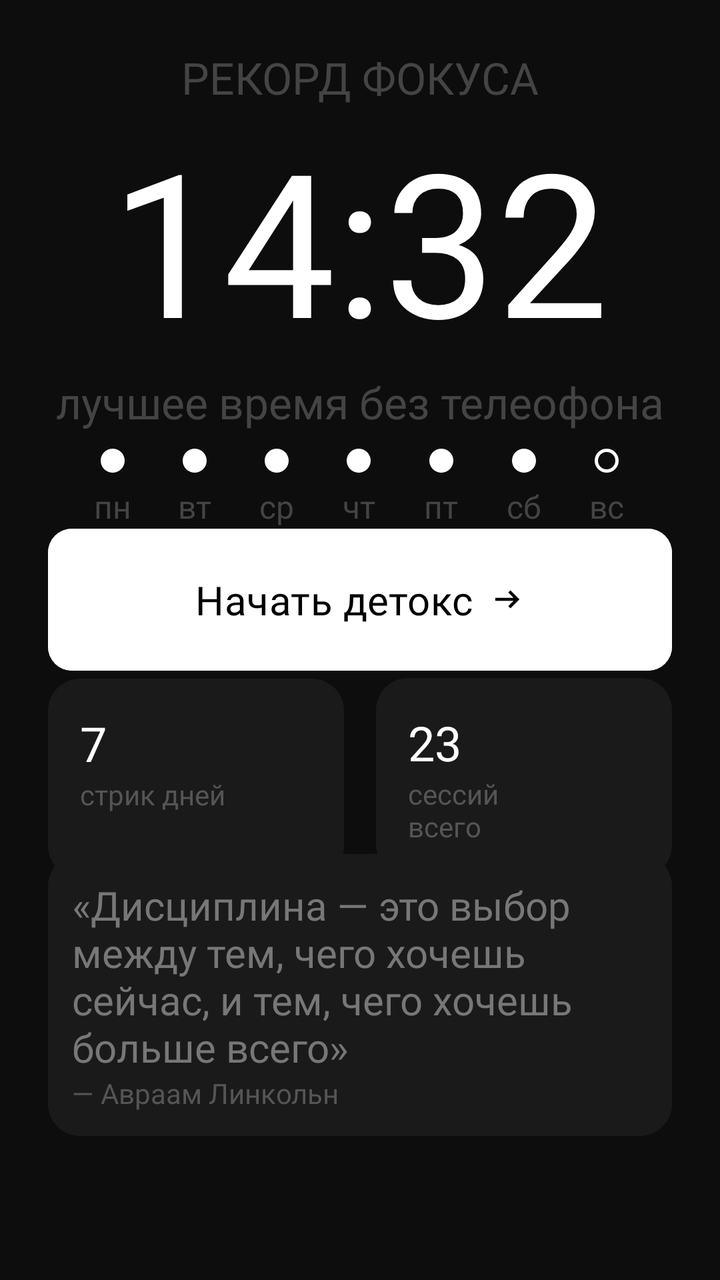
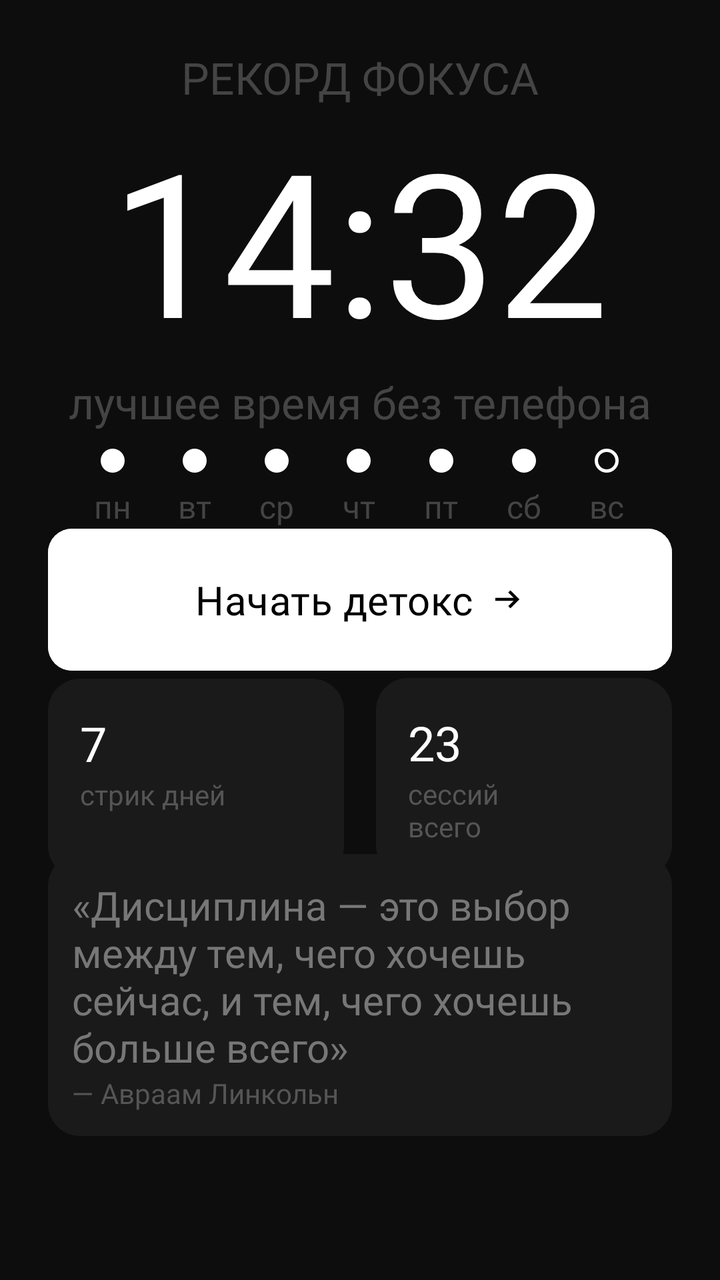

Screens rendered from an Android XML layout before and after an edit, with the pre-edit source and the edit as a unified diff.
<!-- AndroidManifest.xml: application theme Theme.BoredomFocus -->
<!-- res/layout/fragment_home.xml -->
<?xml version="1.0" encoding="utf-8"?>
<androidx.constraintlayout.widget.ConstraintLayout xmlns:android="http://schemas.android.com/apk/res/android"
    xmlns:app="http://schemas.android.com/apk/res-auto"
    xmlns:tools="http://schemas.android.com/tools"
    android:layout_width="match_parent"
    android:layout_height="match_parent"
    android:background="#0D0D0D"
    android:padding="24dp"
    tools:context=".ui.HomeFragment">

    <TextView
        android:id="@+id/tvStreak1"
        android:layout_width="wrap_content"
        android:layout_height="wrap_content"
        android:fontFamily="@font/inter_medium"
        android:text="рекорд фокуса"
        android:textAllCaps="true"
        android:textColor="#444444"
        android:textSize="22sp"
        app:layout_constraintBottom_toTopOf="@+id/tvStreak2"
        app:layout_constraintEnd_toEndOf="parent"
        app:layout_constraintHorizontal_bias="0.5"
        app:layout_constraintStart_toStartOf="parent"
        app:layout_constraintTop_toTopOf="parent" />

    <TextView
        android:id="@+id/tvStreak2"
        android:layout_width="wrap_content"
        android:layout_height="wrap_content"
        android:fontFamily="@font/inter_bold"
        android:text="14:32"
        android:textColor="@color/white"
        android:textSize="100sp"
        app:layout_constraintBottom_toTopOf="@+id/tvStreak3"
        app:layout_constraintEnd_toEndOf="parent"
        app:layout_constraintHorizontal_bias="0.5"
        app:layout_constraintStart_toStartOf="parent"
        app:layout_constraintTop_toBottomOf="@+id/tvStreak1" />

    <TextView
        android:id="@+id/tvStreak3"
        android:layout_width="wrap_content"
        android:layout_height="wrap_content"
        android:fontFamily="@font/inter_medium"
        android:paddingBottom="12dp"
        android:text="лучшее время без телеофона"
        android:textColor="#444444"
        android:textSize="22sp"
        app:layout_constraintBottom_toTopOf="@+id/llWednesday"
        app:layout_constraintEnd_toEndOf="parent"
        app:layout_constraintHorizontal_bias="0.5"
        app:layout_constraintStart_toStartOf="parent"
        app:layout_constraintTop_toBottomOf="@+id/tvStreak2" />

    <LinearLayout
        android:id="@+id/cardWeek"
        android:layout_width="match_parent"
        android:layout_height="wrap_content"
        android:orientation="horizontal"
        android:padding="12dp"
        app:layout_constraintBottom_toTopOf="@+id/line1"
        app:layout_constraintTop_toBottomOf="@+id/tvStreak3"
        tools:layout_editor_absoluteX="24dp">

        <LinearLayout
            android:layout_width="0dp"
            android:layout_height="wrap_content"
            android:layout_weight="1"
            android:gravity="center"
            android:orientation="vertical">

            <View
                android:id="@+id/viewMonday"
                android:layout_width="12dp"
                android:layout_height="12dp"
                android:background="@drawable/circle_filled" />

            <TextView
                android:layout_width="wrap_content"
                android:layout_height="wrap_content"
                android:layout_marginTop="6dp"
                android:fontFamily="@font/inter_regular"
                android:text="пн"
                android:textColor="#444444"
                android:textSize="16sp" />

        </LinearLayout>

        <LinearLayout
            android:layout_width="0dp"
            android:layout_height="wrap_content"
            android:layout_weight="1"
            android:gravity="center"
            android:orientation="vertical">

            <View
                android:id="@+id/viewTuesday"
                android:layout_width="12dp"
                android:layout_height="12dp"
                android:background="@drawable/circle_filled" />

            <TextView
                android:layout_width="wrap_content"
                android:layout_height="wrap_content"
                android:layout_marginTop="6dp"
                android:fontFamily="@font/inter_regular"
                android:text="вт"
                android:textColor="#444444"
                android:textSize="16sp" />

        </LinearLayout>

        <LinearLayout
            android:layout_width="0dp"
            android:layout_height="wrap_content"
            android:layout_weight="1"
            android:gravity="center"
            android:orientation="vertical">

            <View
                android:id="@+id/viewWednesday"
                android:layout_width="12dp"
                android:layout_height="12dp"
                android:background="@drawable/circle_filled" />

            <TextView
                android:layout_width="wrap_content"
                android:layout_height="wrap_content"
                android:layout_marginTop="6dp"
                android:fontFamily="@font/inter_regular"
                android:text="ср"
                android:textColor="#444444"
                android:textSize="16sp" />

        </LinearLayout>

        <LinearLayout
            android:layout_width="0dp"
            android:layout_height="wrap_content"
            android:layout_weight="1"
            android:gravity="center"
            android:orientation="vertical">

            <View
                android:id="@+id/viewThursday"
                android:layout_width="12dp"
                android:layout_height="12dp"
                android:background="@drawable/circle_filled" />

            <TextView
                android:layout_width="wrap_content"
                android:layout_height="wrap_content"
                android:layout_marginTop="6dp"
                android:fontFamily="@font/inter_regular"
                android:text="чт"
                android:textColor="#444444"
                android:textSize="16sp" />

        </LinearLayout>

        <LinearLayout
            android:layout_width="0dp"
            android:layout_height="wrap_content"
            android:layout_weight="1"
            android:gravity="center"
            android:orientation="vertical">

            <View
                android:id="@+id/viewFriday"
                android:layout_width="12dp"
                android:layout_height="12dp"
                android:background="@drawable/circle_filled" />

            <TextView
                android:layout_width="wrap_content"
                android:layout_height="wrap_content"
                android:layout_marginTop="6dp"
                android:fontFamily="@font/inter_regular"
                android:text="пт"
                android:textColor="#444444"
                android:textSize="16sp" />

        </LinearLayout>

        <LinearLayout
            android:layout_width="0dp"
            android:layout_height="wrap_content"
            android:layout_weight="1"
            android:gravity="center"
            android:orientation="vertical">

            <View
                android:id="@+id/viewSaturday"
                android:layout_width="12dp"
                android:layout_height="12dp"
                android:background="@drawable/circle_filled" />

            <TextView
                android:layout_width="wrap_content"
                android:layout_height="wrap_content"
                android:layout_marginTop="6dp"
                android:fontFamily="@font/inter_regular"
                android:text="сб"
                android:textColor="#444444"
                android:textSize="16sp" />

        </LinearLayout>

        <LinearLayout
            android:layout_width="0dp"
            android:layout_height="wrap_content"
            android:layout_weight="1"
            android:gravity="center"
            android:orientation="vertical">

            <View
                android:id="@+id/viewSunday"
                android:layout_width="12dp"
                android:layout_height="12dp"
                android:background="@drawable/circle_empty" />

            <TextView
                android:layout_width="wrap_content"
                android:layout_height="wrap_content"
                android:layout_marginTop="6dp"
                android:fontFamily="@font/inter_regular"
                android:text="вс"
                android:textColor="#444444"
                android:textSize="16sp" />

        </LinearLayout>

    </LinearLayout>

    <androidx.constraintlayout.widget.Guideline
        android:id="@+id/line1"
        android:layout_width="match_parent"
        android:layout_height="match_parent"
        android:orientation="horizontal"
        app:layout_constraintGuide_percent="0.40" />

    <com.google.android.material.button.MaterialButton
        android:id="@+id/btnStartDetox"
        android:layout_width="match_parent"
        android:layout_height="wrap_content"
        android:backgroundTint="@color/white"
        android:fontFamily="@font/inter_medium"
        android:padding="22dp"
        android:text="Начать детокс"
        android:textColor="@color/black"
        android:textSize="20sp"
        app:cornerRadius="12dp"
        app:icon="@drawable/ic_arrow_right"
        app:iconGravity="textEnd"
        app:iconTint="@color/black"
        app:layout_constraintBottom_toTopOf="@+id/cardRecord"
        app:layout_constraintEnd_toEndOf="parent"
        app:layout_constraintHorizontal_bias="0.5"
        app:layout_constraintStart_toStartOf="parent"
        app:layout_constraintTop_toTopOf="@+id/line1" />

    <com.google.android.material.card.MaterialCardView
        android:id="@+id/cardRecord"
        android:layout_width="0dp"
        android:layout_height="wrap_content"
        android:layout_marginRight="8dp"
        app:cardBackgroundColor="#1A1A1A"
        app:cardCornerRadius="16dp"
        app:layout_constraintBottom_toTopOf="@+id/line2"

        app:layout_constraintEnd_toStartOf="@+id/cardSession"
        app:layout_constraintHorizontal_bias="0.5"
        app:layout_constraintHorizontal_weight="1"
        app:layout_constraintStart_toStartOf="parent"
        app:layout_constraintTop_toBottomOf="@+id/btnStartDetox"
        app:strokeColor="#1A1A1A">

        <LinearLayout
            android:id="@+id/llRecord"
            android:layout_width="match_parent"
            android:layout_height="match_parent"
            android:orientation="vertical"
            android:padding="16dp">

            <TextView
                android:layout_width="wrap_content"
                android:layout_height="wrap_content"
                android:fontFamily="@font/inter_bold"
                android:text="7"
                android:textColor="@color/white"
                android:textSize="24sp" />

            <TextView
                android:layout_width="wrap_content"
                android:layout_height="wrap_content"
                android:fontFamily="@font/inter_regular"
                android:text="стрик дней\n"
                android:textColor="#555555"
                android:textSize="14sp" />
        </LinearLayout>

    </com.google.android.material.card.MaterialCardView>

    <com.google.android.material.card.MaterialCardView
        android:id="@+id/cardSession"
        android:layout_width="0dp"
        android:layout_height="wrap_content"
        android:layout_marginLeft="8dp"
        app:cardBackgroundColor="#1A1A1A"
        app:cardCornerRadius="16dp"
        app:layout_constraintBottom_toTopOf="@+id/line2"

        app:layout_constraintEnd_toEndOf="parent"
        app:layout_constraintHorizontal_bias="0.5"
        app:layout_constraintHorizontal_weight="1"
        app:layout_constraintStart_toEndOf="@+id/cardRecord"
        app:layout_constraintTop_toBottomOf="@+id/btnStartDetox"
        app:strokeColor="#1A1A1A">

        <LinearLayout
            android:id="@+id/llSession"
            android:layout_width="match_parent"
            android:layout_height="match_parent"
            android:orientation="vertical"
            android:padding="16dp">

            <TextView
                android:layout_width="wrap_content"
                android:layout_height="wrap_content"
                android:fontFamily="@font/inter_bold"
                android:text="23"
                android:textColor="@color/white"
                android:textSize="24sp" />

            <TextView
                android:layout_width="wrap_content"
                android:layout_height="wrap_content"
                android:fontFamily="@font/inter_regular"
                android:text="сессий\nвсего"
                android:textColor="#555555"
                android:textSize="14sp" />
        </LinearLayout>

    </com.google.android.material.card.MaterialCardView>

    <androidx.constraintlayout.widget.Guideline
        android:id="@+id/line2"
        android:layout_width="match_parent"
        android:layout_height="match_parent"
        android:orientation="horizontal"
        app:layout_constraintGuide_percent="0.70" />

    <com.google.android.material.card.MaterialCardView
        android:id="@+id/cardQuote"
        android:layout_width="match_parent"
        android:layout_height="wrap_content"
        app:cardBackgroundColor="#1A1A1A"
        app:cardCornerRadius="16dp"
        app:layout_constraintBottom_toTopOf="@+id/line3"
        app:layout_constraintEnd_toEndOf="parent"
        app:layout_constraintHorizontal_bias="0.5"
        app:layout_constraintStart_toStartOf="parent"
        app:layout_constraintTop_toTopOf="@+id/line2"
        app:strokeColor="#1A1A1A">

        <LinearLayout
            android:id="@+id/llQuote"
            android:layout_width="match_parent"
            android:layout_height="match_parent"
            android:orientation="vertical"
            android:padding="12dp">

            <TextView
                android:layout_width="wrap_content"
                android:layout_height="wrap_content"
                android:fontFamily="@font/inter_italic"
                android:text="\«Дисциплина — это выбор между тем, чего хочешь сейчас, и тем, чего хочешь больше всего\»"
                android:textColor="#777777"
                android:textSize="20sp" />

            <TextView
                android:layout_width="wrap_content"
                android:layout_height="wrap_content"
                android:fontFamily="@font/inter_regular"
                android:text="— Авраам Линкольн"
                android:textColor="#555555"
                android:textSize="14sp" />
        </LinearLayout>

    </com.google.android.material.card.MaterialCardView>

    <androidx.constraintlayout.widget.Guideline
        android:id="@+id/line3"
        android:layout_width="match_parent"
        android:layout_height="match_parent"
        android:orientation="horizontal"
        app:layout_constraintGuide_percent="0.90" />

</androidx.constraintlayout.widget.ConstraintLayout>
<!-- resources referenced by this layout -->
<resources>
  <color name="black">#FF000000</color>
  <color name="white">#FFFFFFFF</color>
  <!-- drawable circle_empty (drawable) -->
  <?xml version="1.0" encoding="utf-8"?>
  <shape xmlns:android="http://schemas.android.com/apk/res/android" android:shape="oval">
      <stroke android:width="1.5dp" android:color="#FFFFFF"/>
      <size android:height="16dp" android:width="16dp"/>
  </shape>
  <!-- drawable circle_filled (drawable) -->
  <?xml version="1.0" encoding="utf-8"?>
  <shape xmlns:android="http://schemas.android.com/apk/res/android"
      android:shape="oval">
      <solid android:color="#FFFFFF"/>
      <size android:height="12dp" android:width="12dp"/>
  </shape>
  <!-- drawable ic_arrow_right (drawable) -->
  <vector xmlns:android="http://schemas.android.com/apk/res/android" android:autoMirrored="true" android:height="24dp" android:tint="#000000" android:viewportHeight="960" android:viewportWidth="960" android:width="24dp">
        
      <path android:fillColor="@android:color/white" android:pathData="M560,720L504,662L646,520L160,520L160,440L646,440L504,298L560,240L800,480L560,720Z"/>
      
  </vector>
  <style name="Theme.BoredomFocus" parent="Base.Theme.BoredomFocus" />
  <style name="Base.Theme.BoredomFocus" parent="Theme.Material3.DayNight.NoActionBar">
          
          
      </style>
</resources>

<!-- the commit's change to res/layout/fragment_home.xml (unified diff, before → after) -->
@@ -43,10 +43,9 @@
         android:layout_height="wrap_content"
         android:fontFamily="@font/inter_medium"
         android:paddingBottom="12dp"
-        android:text="лучшее время без телеофона"
+        android:text="лучшее время без телефона"
         android:textColor="#444444"
         android:textSize="22sp"
-        app:layout_constraintBottom_toTopOf="@+id/llWednesday"
         app:layout_constraintEnd_toEndOf="parent"
         app:layout_constraintHorizontal_bias="0.5"
         app:layout_constraintStart_toStartOf="parent"
